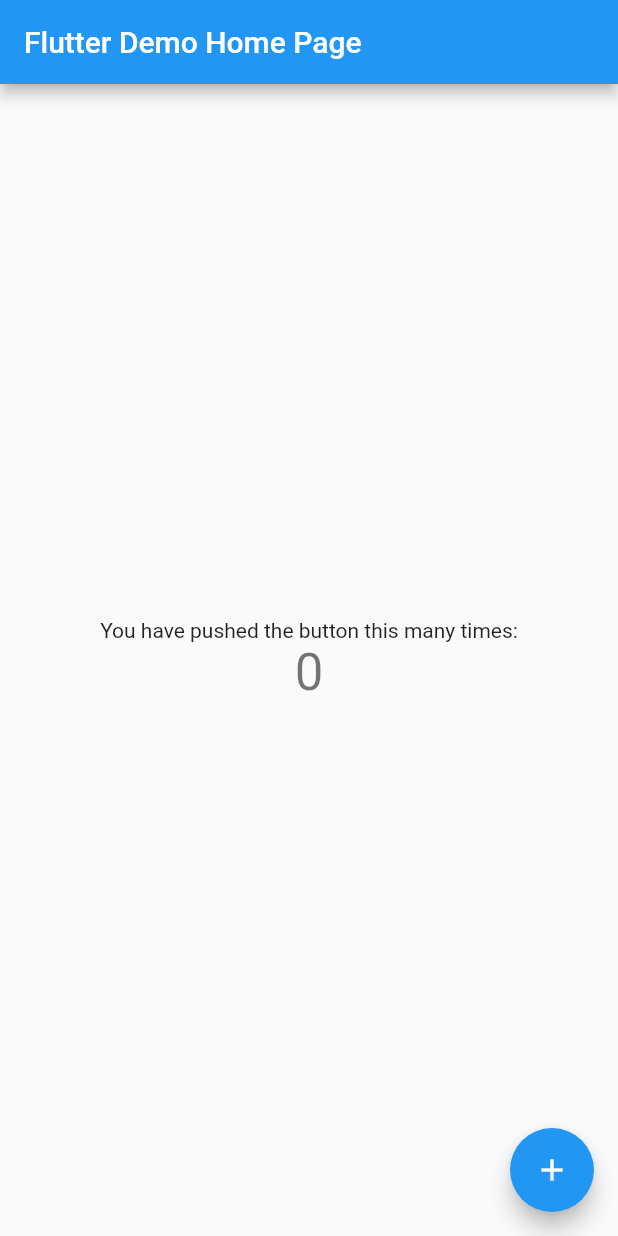
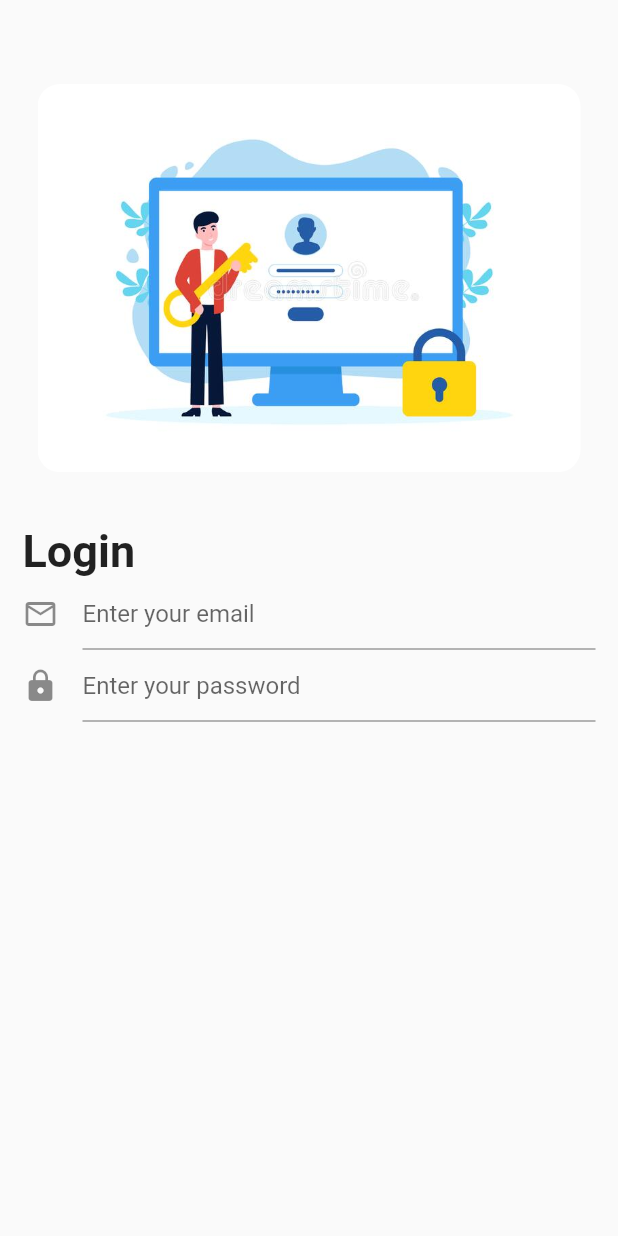
Before and after one commit to Ekojode/Foodelo_commerce, a Flutter app: the screen it shows after launch, on a phone screen of 412 x 824 dp. Run offline on Flutter 3.47's test engine with Material 2 defaults, Android fonts, the phone set to English and light mode, and no system bars; our stand-ins replace get.

Commit message:
Login UI started

```diff
--- a/lib/main.dart
+++ b/lib/main.dart
@@ -1,4 +1,7 @@
 import 'package:flutter/material.dart';
+import './screens.dart/login_screen.dart';
+
+//import './screens.dart/home_screen.dart';
 
 void main() {
   runApp(const MyApp());
@@ -7,109 +10,12 @@
 class MyApp extends StatelessWidget {
   const MyApp({Key? key}) : super(key: key);
 
-  // This widget is the root of your application.
   @override
   Widget build(BuildContext context) {
     return MaterialApp(
-      title: 'Flutter Demo',
-      theme: ThemeData(
-        // This is the theme of your application.
-        //
-        // Try running your application with "flutter run". You'll see the
-        // application has a blue toolbar. Then, without quitting the app, try
-        // changing the primarySwatch below to Colors.green and then invoke
-        // "hot reload" (press "r" in the console where you ran "flutter run",
-        // or simply save your changes to "hot reload" in a Flutter IDE).
-        // Notice that the counter didn't reset back to zero; the application
-        // is not restarted.
-        primarySwatch: Colors.blue,
-      ),
-      home: const MyHomePage(title: 'Flutter Demo Home Page'),
+      title: 'Foodelo Commerce',
+      theme: ThemeData(),
+      home: const LoginScreen(),
     );
   }
 }
-
-class MyHomePage extends StatefulWidget {
-  const MyHomePage({Key? key, required this.title}) : super(key: key);
-
-  // This widget is the home page of your application. It is stateful, meaning
-  // that it has a State object (defined below) that contains fields that affect
-  // how it looks.
-
-  // This class is the configuration for the state. It holds the values (in this
-  // case the title) provided by the parent (in this case the App widget) and
-  // used by the build method of the State. Fields in a Widget subclass are
-  // always marked "final".
-
-  final String title;
-
-  @override
-  State<MyHomePage> createState() => _MyHomePageState();
-}
-
-class _MyHomePageState extends State<MyHomePage> {
-  int _counter = 0;
-
-  void _incrementCounter() {
-    setState(() {
-      // This call to setState tells the Flutter framework that something has
-      // changed in this State, which causes it to rerun the build method below
-      // so that the display can reflect the updated values. If we changed
-      // _counter without calling setState(), then the build method would not be
-      // called again, and so nothing would appear to happen.
-      _counter++;
-    });
-  }
-
-  @override
-  Widget build(BuildContext context) {
-    // This method is rerun every time setState is called, for instance as done
-    // by the _incrementCounter method above.
-    //
-    // The Flutter framework has been optimized to make rerunning build methods
-    // fast, so that you can just rebuild anything that needs updating rather
-    // than having to individually change instances of widgets.
-    return Scaffold(
-      appBar: AppBar(
-        // Here we take the value from the MyHomePage object that was created by
-        // the App.build method, and use it to set our appbar title.
-        title: Text(widget.title),
-      ),
-      body: Center(
-        // Center is a layout widget. It takes a single child and positions it
-        // in the middle of the parent.
-        child: Column(
-          // Column is also a layout widget. It takes a list of children and
-          // arranges them vertically. By default, it sizes itself to fit its
-          // children horizontally, and tries to be as tall as its parent.
-          //
-          // Invoke "debug painting" (press "p" in the console, choose the
-          // "Toggle Debug Paint" action from the Flutter Inspector in Android
-          // Studio, or the "Toggle Debug Paint" command in Visual Studio Code)
-          // to see the wireframe for each widget.
-          //
-          // Column has various properties to control how it sizes itself and
-          // how it positions its children. Here we use mainAxisAlignment to
-          // center the children vertically; the main axis here is the vertical
-          // axis because Columns are vertical (the cross axis would be
-          // horizontal).
-          mainAxisAlignment: MainAxisAlignment.center,
-          children: <Widget>[
-            const Text(
-              'You have pushed the button this many times:',
-            ),
-            Text(
-              '$_counter',
-              style: Theme.of(context).textTheme.headline4,
-            ),
-          ],
-        ),
-      ),
-      floatingActionButton: FloatingActionButton(
-        onPressed: _incrementCounter,
-        tooltip: 'Increment',
-        child: const Icon(Icons.add),
-      ), // This trailing comma makes auto-formatting nicer for build methods.
-    );
-  }
-}
--- /dev/null
+++ b/lib/screens.dart/home_screen.dart
@@ -0,0 +1,10 @@
+import 'package:flutter/material.dart';
+
+class HomeScreen extends StatelessWidget {
+  const HomeScreen({Key? key}) : super(key: key);
+
+  @override
+  Widget build(BuildContext context) {
+    return const Scaffold();
+  }
+}
--- /dev/null
+++ b/lib/screens.dart/login_screen.dart
@@ -0,0 +1,80 @@
+import 'package:flutter/material.dart';
+import 'package:get/get.dart';
+
+class LoginScreen extends StatefulWidget {
+  const LoginScreen({Key? key}) : super(key: key);
+
+  static const routeName = "/logIn";
+
+  @override
+  State<LoginScreen> createState() => _LoginScreenState();
+}
+
+class _LoginScreenState extends State<LoginScreen> {
+  @override
+  Widget build(BuildContext context) {
+    var size = Get.size;
+    return Scaffold(
+      body: SingleChildScrollView(
+        child: Container(
+          margin: const EdgeInsets.symmetric(horizontal: 15),
+          child: Column(
+            children: [
+              SizedBox(
+                height: size.height * 0.025,
+              ),
+              SizedBox(
+                height: size.height * 0.4,
+                child: Center(
+                  child: Container(
+                    margin: const EdgeInsets.all(10),
+                    decoration: BoxDecoration(
+                      borderRadius: BorderRadius.circular(15),
+                    ),
+                    child: ClipRRect(
+                      borderRadius: BorderRadius.circular(15),
+                      child: Image.asset(
+                        "assets/images/loginpic.jpg",
+                        fit: BoxFit.cover,
+                      ),
+                    ),
+                  ),
+                ),
+              ),
+              SizedBox(
+                height: size.height * 0.32,
+                child: SingleChildScrollView(
+                  child: Form(
+                    child: Column(
+                      mainAxisAlignment: MainAxisAlignment.spaceBetween,
+                      crossAxisAlignment: CrossAxisAlignment.start,
+                      children: [
+                        const Text(
+                          "Login",
+                          style: TextStyle(
+                              fontWeight: FontWeight.bold, fontSize: 30),
+                        ),
+                        TextFormField(
+                          decoration: const InputDecoration(
+                            icon: Icon(Icons.email_outlined),
+                            hintText: "Enter your email",
+                          ),
+                        ),
+                        TextFormField(
+                          decoration: const InputDecoration(
+                            icon: Icon(Icons.lock),
+                            hintText: "Enter your password",
+                          ),
+                        ),
+                      ],
+                    ),
+                  ),
+                ),
+              )
+            ],
+          ),
+        ),
+      ),
+    );
+  }
+}
--- /dev/null
+++ b/lib/screens.dart/signup_screen.dart
@@ -0,0 +1,17 @@
+import 'package:flutter/material.dart';
+
+class SignUp extends StatefulWidget {
+  const SignUp({Key? key}) : super(key: key);
+
+  static const routeName = "/signUp";
+
+  @override
+  State<SignUp> createState() => _SignUpState();
+}
+
+class _SignUpState extends State<SignUp> {
+  @override
+  Widget build(BuildContext context) {
+    return Scaffold();
+  }
+}
--- /dev/null
+++ b/lib/widgets/text_form.dart
@@ -0,0 +1,23 @@
+import 'package:flutter/material.dart';
+
+class TextForm extends StatefulWidget {
+  final IconData icon;
+  final String hint;
+  const TextForm({Key? key, required this.icon, required this.hint})
+      : super(key: key);
+
+  @override
+  State<TextForm> createState() => _TextFormState();
+}
+
+class _TextFormState extends State<TextForm> {
+  @override
+  Widget build(BuildContext context) {
+    return TextFormField(
+      decoration: InputDecoration(
+        icon: Icon(widget.icon),
+        hintText: widget.hint,
+      ),
+    );
+  }
+}
--- a/pubspec.yaml
+++ b/pubspec.yaml
@@ -34,6 +34,7 @@
   # The following adds the Cupertino Icons font to your application.
   # Use with the CupertinoIcons class for iOS style icons.
   cupertino_icons: ^1.0.2
+  get: ^4.6.5
 
 dev_dependencies:
   flutter_test:
@@ -58,7 +59,10 @@
   uses-material-design: true
 
   # To add assets to your application, add an assets section, like this:
-  # assets:
+  assets:
+   - assets/images/signup.jpg
+   - assets/images/login.jpg
+   - assets/images/loginpic.jpg
   #   - images/a_dot_burr.jpeg
   #   - images/a_dot_ham.jpeg
 
```
Also changed, not shown: assets/images/login.jpg (added), assets/images/loginpic.jpg (added), assets/images/signup.jpg (added), pubspec.lock, 2 other files.
